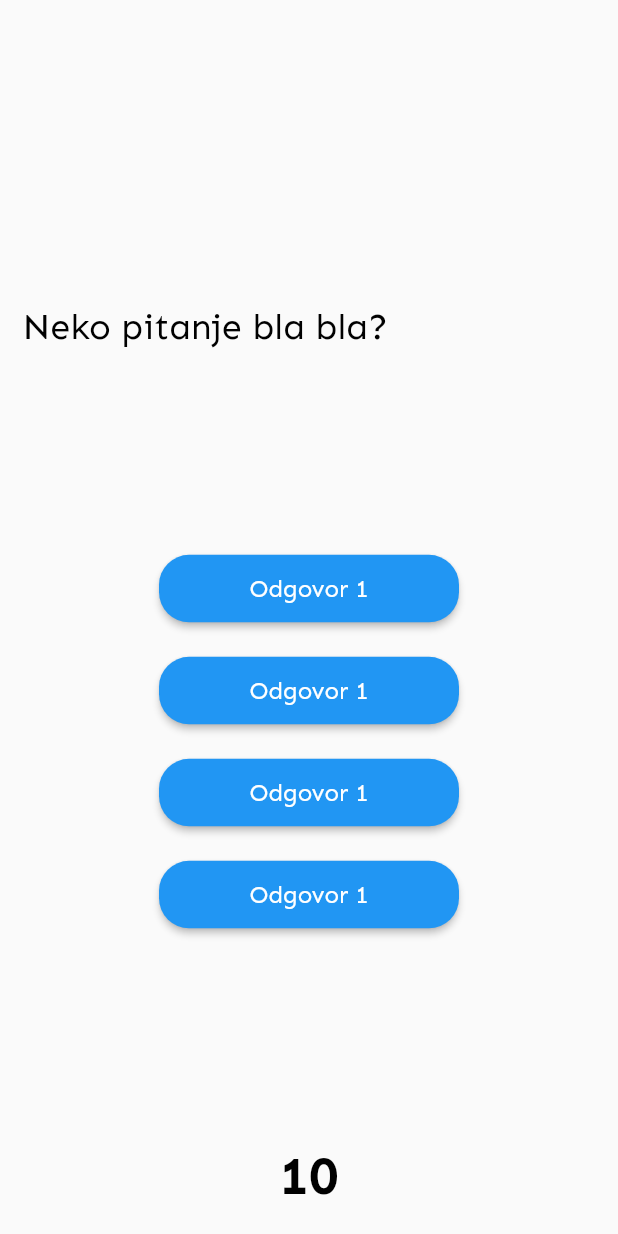
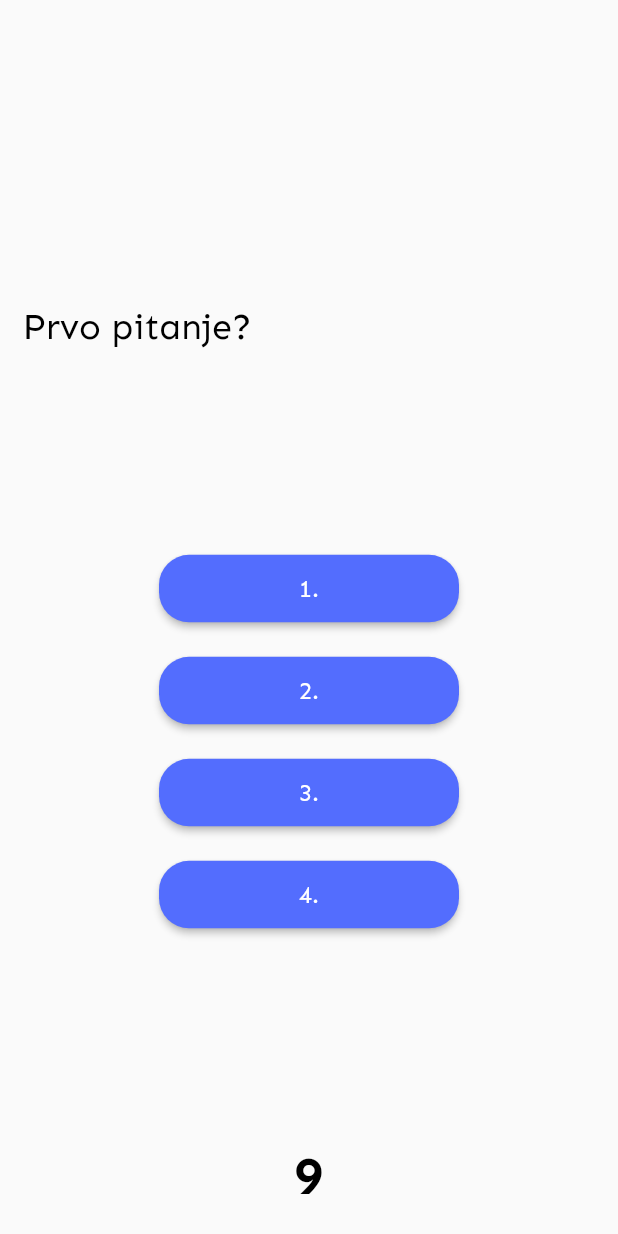
Before and after one commit to crnomarkovicm/2020_PPQuiz, a Flutter app: the ko_zna_zna screen opened directly, on a phone screen of 412 x 824 dp. Run offline on Flutter 3.47's test engine with Material 2 defaults, Android fonts, the phone set to English and light mode, and no system bars; our stand-ins replace flip_card.

Commit message:
Unapredjena igra ko zna zna

```diff
--- a/src/assets/koznazna.json
+++ b/src/assets/koznazna.json
@@ -17,7 +17,7 @@
       "c": "trece",
       "d": "cetvrto"
     },
-    "1": {
+    "3": {
       "a": "odg 1",
       "b": "odg 2",
       "c": "odg 3",
--- a/src/lib/koznazna.dart
+++ b/src/lib/koznazna.dart
@@ -3,17 +3,16 @@ import 'ui/colors.dart';
 import 'package:flutter/cupertino.dart';
 import 'package:flutter/material.dart';
 import 'dart:io';
+import 'dart:async';
 
 class ko_zna_zna extends StatelessWidget {
-
-
 
   @override
   Widget build(BuildContext context) {
     return FutureBuilder(
       future: DefaultAssetBundle.of(context).loadString("assets/koznazna.json"),
       builder: (context, snapshot){
-        var mydata = json.decode(snapshot.data.toString());
+        List mydata = json.decode(snapshot.data.toString());
         if(mydata == null){
           return Scaffold(
             body: Center(
@@ -27,7 +26,7 @@ class ko_zna_zna extends StatelessWidget {
           );
         }
         else{
-          return koznazna();
+          return koznazna(mydata : mydata);
         }
       },
     );
@@ -35,25 +34,109 @@ class ko_zna_zna extends StatelessWidget {
 }
 
 class koznazna extends StatefulWidget {
+
+  var mydata;
+
+  koznazna({Key key, @required this.mydata}) : super(key : key);
+
   @override
-  _koznaznaState createState() => _koznaznaState();
+  _koznaznaState createState() => _koznaznaState(mydata);
 }
 
 class _koznaznaState extends State<koznazna> {
 
-  Widget choicebutton(){
+  var mydata;
+  _koznaznaState(this.mydata);
+
+  Color colortoshow = Colors.indigoAccent;
+  Color right = Colors.green;
+  Color wrong = Colors.red;
+  int marks = 0;
+  int i = 1;
+  int timer = 10;
+  String showtimer = "10";
+
+  Map<String, Color> btncolor = {
+    "a": Colors.indigoAccent,
+    "b": Colors.indigoAccent,
+    "c": Colors.indigoAccent,
+    "d": Colors.indigoAccent,
+  };
+
+  bool canceltimer = false;
+
+  @override
+  void initState(){
+    starttimer();
+    super.initState();
+  }
+
+  void starttimer() async {
+    const onesec = Duration(seconds: 1);
+    Timer.periodic(onesec, (Timer t){
+      setState(() {
+        if(timer < 1){
+          t.cancel();
+          nextquestion();
+        }
+        else if(canceltimer){
+          t.cancel();
+        }
+        else{
+          timer = timer - 1;
+        }
+        showtimer = timer.toString();
+      });
+    });
+  }
+
+  void nextquestion(){
+    canceltimer = false;
+    timer = 10;
+    setState(() {
+      if(i < 3){
+        i++;
+      }
+      else{
+
+      }
+      btncolor["a"] = Colors.indigoAccent;
+      btncolor["b"] = Colors.indigoAccent;
+      btncolor["c"] = Colors.indigoAccent;
+      btncolor["d"] = Colors.indigoAccent;
+    });
+    starttimer();
+  }
+
+  void checkanswer(String k){
+    if(mydata[2][i.toString()] == mydata[1][i.toString()][k]){
+      marks = marks + 5;
+      colortoshow = right;
+    }
+    else{
+      colortoshow = wrong;
+    }
+    setState(() {
+      btncolor[k] = colortoshow;
+      canceltimer = true;
+    });
+
+    Timer(Duration(seconds: 2), nextquestion);
+  }
+
+  Widget choicebutton(String k){
     return Padding(
       padding: EdgeInsets.symmetric(
         vertical: 10.0,
         horizontal: 20.0,
       ),
       child: MaterialButton(
-          onPressed: (){},
+          onPressed: () => checkanswer(k),
           child: Text(
-            "Odgovor 1",
+            mydata[1][i.toString()][k],
             style: Theme.of(context).textTheme.display2,
           ),
-          color: QuizColors.primary.color,
+          color: btncolor[k],
           splashColor: QuizColors.secondary.color,
           highlightColor: Colors.indigo[700],
           minWidth: 200.0,
@@ -113,7 +196,7 @@ class _koznaznaState extends State<koznazna> {
                 padding: EdgeInsets.all(15.0),
                 alignment: Alignment.bottomLeft,
                 child:  Text(
-                  "Neko pitanje bla bla?",
+                  mydata[0][i.toString()],
                   style: Theme.of(context).textTheme.display1,
                 ),
               ),
@@ -124,10 +207,10 @@ class _koznaznaState extends State<koznazna> {
                 child: Column(
                   mainAxisAlignment: MainAxisAlignment.center,
                   children: <Widget>[
-                    choicebutton(),
-                    choicebutton(),
-                    choicebutton(),
-                    choicebutton()
+                    choicebutton('a'),
+                    choicebutton('b'),
+                    choicebutton('c'),
+                    choicebutton('d'),
                   ],
                 ),
               ),
@@ -137,7 +220,7 @@ class _koznaznaState extends State<koznazna> {
               child: Container(
                 child: Center(
                   child: Text(
-                      "10",
+                      showtimer,
                       style: Theme.of(context).textTheme.display3
                   ),
                 ),
```
